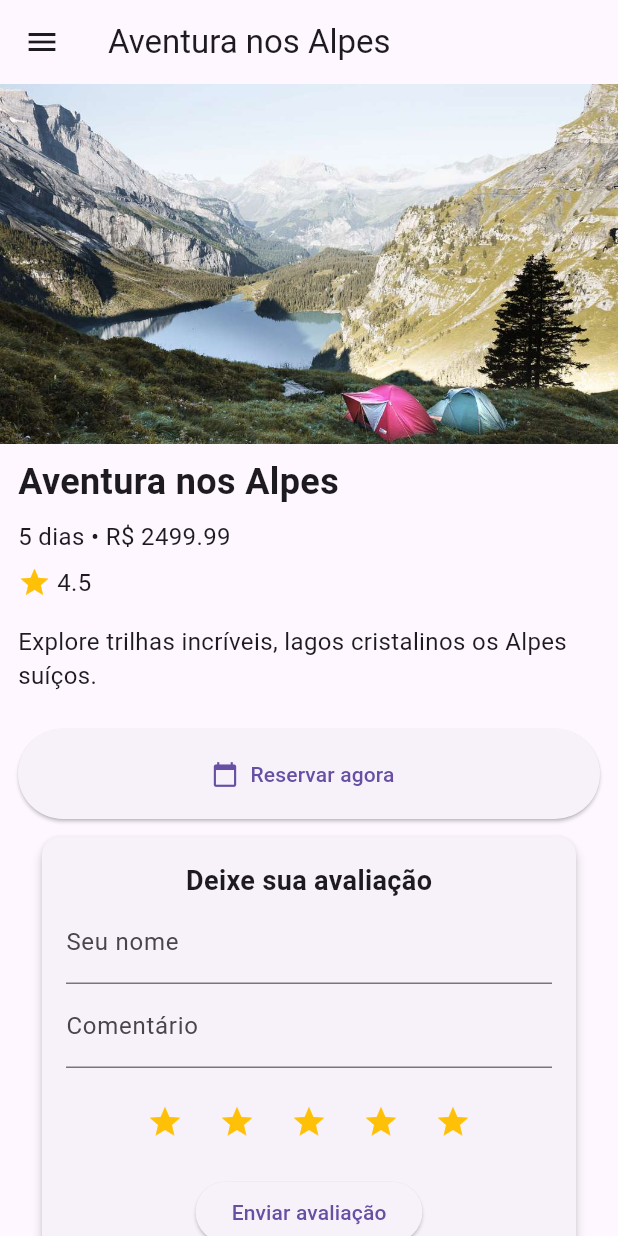
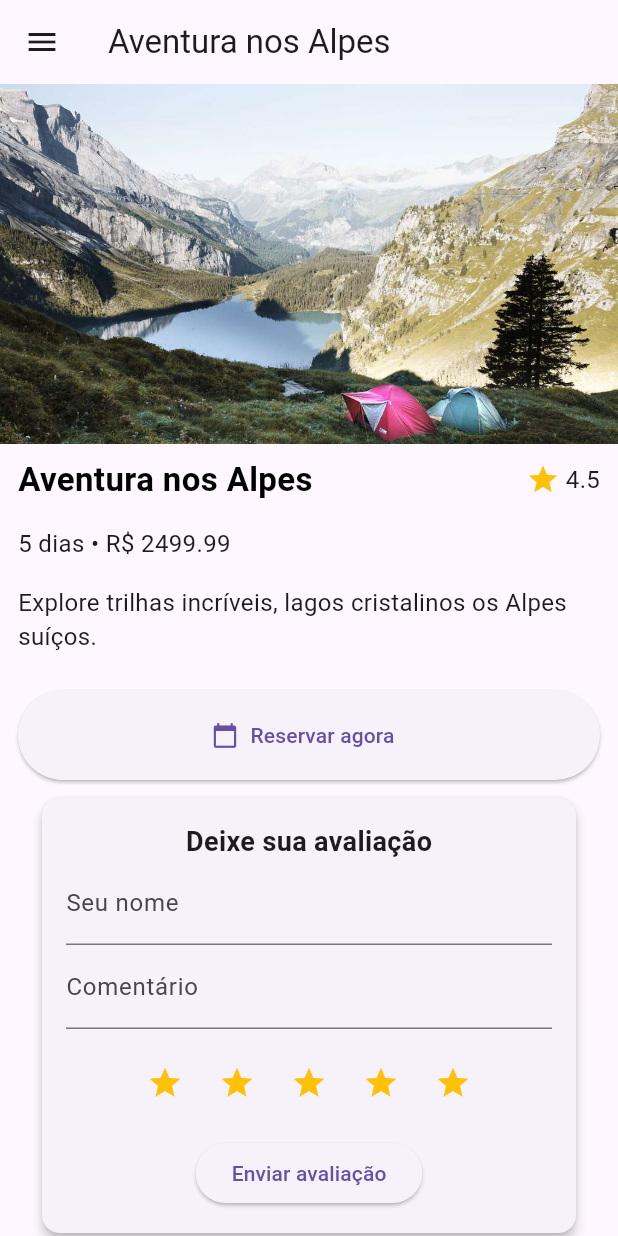
Before and after one commit to PedroAvilar/explore_mundo, a Flutter app: the PacoteDetalhesPage widget shown alone on an empty page, opened directly with sample values from the repository, on a phone screen of 412 x 824 dp. Run offline on Flutter 3.47's test engine with Material 3 defaults, Android fonts, the phone set to English and light mode, and no system bars; our stand-ins replace share_plus.

Commit message:
Correção na organização e estilo das informações.

```diff
--- a/lib/pages/pacote_detalhes_page.dart
+++ b/lib/pages/pacote_detalhes_page.dart
@@ -66,21 +66,29 @@ class _PacoteDetalhesPageState extends State<PacoteDetalhesPage> {
             child: Column(
               crossAxisAlignment: CrossAxisAlignment.start,
               children: [
-                //Nome
-                Text(
-                  widget.pacote.nome,
-                  style: const TextStyle(fontSize: 24, fontWeight: FontWeight.bold),
+                Row(
+                  mainAxisAlignment: MainAxisAlignment.spaceBetween,
+                  children: [
+                    Expanded(
+                      //Nome do pacote
+                      child: Text(
+                        widget.pacote.nome,
+                        style: const TextStyle(
+                          fontSize: 22,
+                          fontWeight: FontWeight.bold,
+                          color: Colors.black,
+                        ),
+                      ),
+                    ),
+                    //Média das avaliações
+                    EstrelaMedia(media: mediaEstrelas),                      const SizedBox(height: 8),
+                  ]
                 ),
-                const SizedBox(height: 8),
+                const SizedBox(height: 16),
                 //Dias e valor do pacote
                 Text(
                   '${widget.pacote.duracaoDias} dias • R\$ ${widget.pacote.preco.toStringAsFixed(2)}',
                   style: const TextStyle(fontSize: 16),
-                ),
-                const SizedBox(height: 8),
-                //Média das avaliações
-                Row(
-                  children: [EstrelaMedia(media: mediaEstrelas)],
                 ),
                 const SizedBox(height: 16),
                 //Descrição do pacote
```
